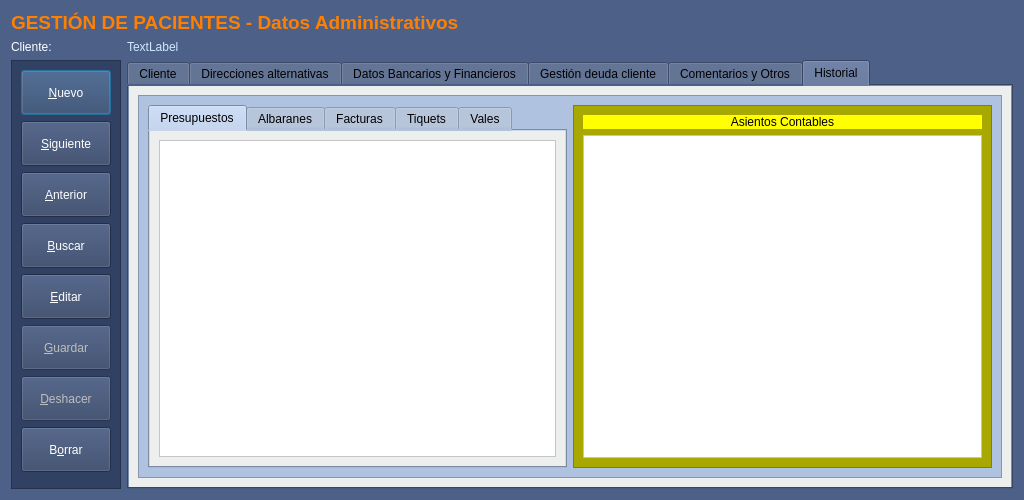
First picture: the form in Zona_Pacientes/frmClientes.ui, repository arcnexus/RedFoX, before the edit.
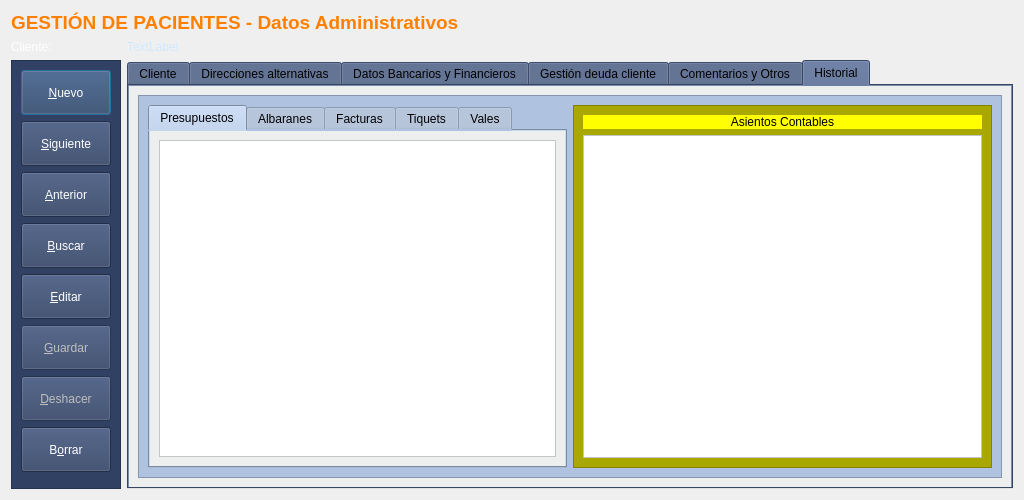
Second picture: the form after the edit. Icons and pictures are not drawn.

```diff
--- a/Zona_Pacientes/frmClientes.ui
+++ b/Zona_Pacientes/frmClientes.ui
@@ -36,7 +36,7 @@
    <bool>false</bool>
   </property>
   <property name="styleSheet">
-   <string notr="true">background-color:#4c6088</string>
+   <string notr="true"/>
   </property>
   <property name="modal">
    <bool>true</bool>
```
